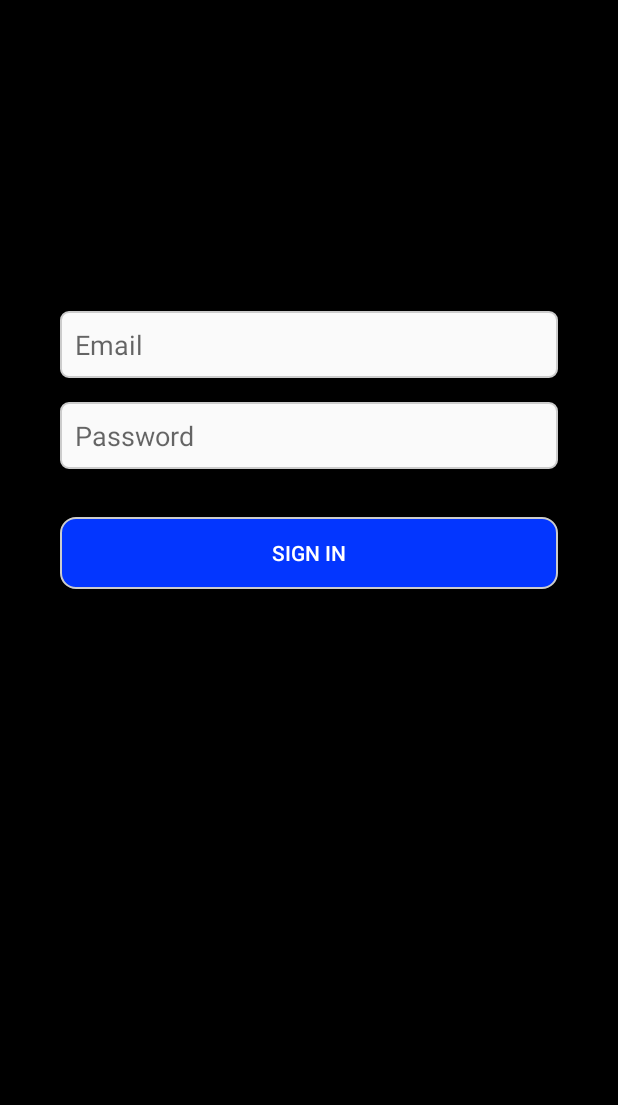
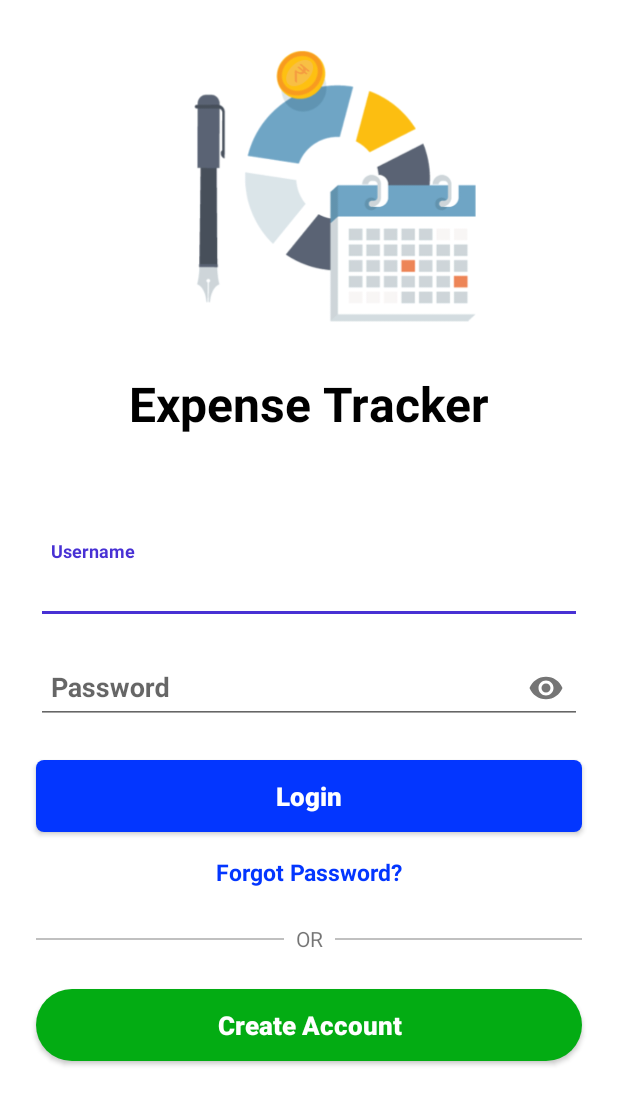
Before and after one commit to Vishwas21/ExpenseTracker, an Android app: the LoginActivity screen opened directly, with no data from a screen before it, on a phone screen of 412 x 824 dp. Shown: the top 1105 px of the screen. Run offline under Robolectric (Android 15) with nearby library versions, the phone set to English and light mode, and no system bars; our stand-ins replace Firebase (no records; nobody signed in at launch, a user with empty details on screens opened directly); libraries missing offline, so code that uses them is left out: io.paperdb; Roboto replaces fonts that are not available here.

Commit message:
Login Activity Updated and Splash Activity Corrected

```diff
--- a/app/src/main/java/com/vishi/expensetracker/AddExpenseActivity.kt
+++ b/app/src/main/java/com/vishi/expensetracker/activity/AddExpenseActivity.kt
@@ -1,4 +1,4 @@
-package com.vishi.expensetracker
+package com.vishi.expensetracker.activity
 
 import android.app.Activity
 import android.app.DatePickerDialog
@@ -12,6 +12,7 @@ import com.google.firebase.auth.FirebaseAuth
 import com.google.firebase.auth.ktx.auth
 import com.google.firebase.firestore.FirebaseFirestore
 import com.google.firebase.ktx.Firebase
+import com.vishi.expensetracker.R
 import java.sql.Timestamp
 import java.util.*
 
@@ -57,11 +58,12 @@ class AddExpenseActivity : AppCompatActivity() {
 
             Toast.makeText(this@AddExpenseActivity, "Here", Toast.LENGTH_LONG).show()
 
-            datePickerDialog = DatePickerDialog(this@AddExpenseActivity, DatePickerDialog.OnDateSetListener { _, year, month, dayOfMonth ->
-//                selectedDate!!.text = "" + dayOfMonth + "-" + (month + 1) + "-" + year
-                selectedDate!!.setText("" + dayOfMonth + "/" + (month + 1) + "/" + year)
-                selectedDate!!.isEnabled = true
-            }, mYear, mMonth, mDay)
+            datePickerDialog = DatePickerDialog(this@AddExpenseActivity,
+                { _, year, month, dayOfMonth ->
+    //                selectedDate!!.text = "" + dayOfMonth + "-" + (month + 1) + "-" + year
+                    selectedDate!!.setText("" + dayOfMonth + "/" + (month + 1) + "/" + year)
+                    selectedDate!!.isEnabled = true
+                }, mYear, mMonth, mDay)
 
             datePickerDialog!!.show()
         }
--- a/app/src/main/java/com/vishi/expensetracker/DetailActivity.kt
+++ b/app/src/main/java/com/vishi/expensetracker/activity/DetailActivity.kt
@@ -1,4 +1,4 @@
-package com.vishi.expensetracker
+package com.vishi.expensetracker.activity
 
 import android.app.Activity
 import android.content.Intent
@@ -14,6 +14,7 @@ import com.google.firebase.firestore.DocumentChange
 import com.google.firebase.firestore.FirebaseFirestore
 import com.google.firebase.firestore.ListenerRegistration
 import com.google.firebase.ktx.Firebase
+import com.vishi.expensetracker.R
 import com.vishi.expensetracker.model.ExpenseDetails
 import java.text.SimpleDateFormat
 
--- a/app/src/main/java/com/vishi/expensetracker/LoginActivity.kt
+++ b/app/src/main/java/com/vishi/expensetracker/activity/LoginActivity.kt
@@ -1,26 +1,27 @@
-package com.vishi.expensetracker
+package com.vishi.expensetracker.activity
 
 import android.content.Intent
 import android.os.Bundle
-import android.text.Editable
 import android.view.View
 import android.widget.Button
 import android.widget.EditText
 import android.widget.ProgressBar
 import android.widget.Toast
 import androidx.appcompat.app.AppCompatActivity
+import com.google.android.material.textfield.TextInputEditText
 import com.google.firebase.auth.FirebaseAuth
 import com.google.firebase.auth.ktx.auth
 import com.google.firebase.ktx.Firebase
+import com.vishi.expensetracker.R
 import io.paperdb.Paper
 
 
 class LoginActivity : AppCompatActivity() {
 
-    private lateinit var username: EditText
-    private lateinit var password: EditText
+    private lateinit var username: TextInputEditText
+    private lateinit var password: TextInputEditText
     private lateinit var login: Button
-    private lateinit var loading: ProgressBar
+    private lateinit var progressBar: ProgressBar
 
     //String Values
     private lateinit var txtUsername: String
@@ -36,24 +37,30 @@ class LoginActivity : AppCompatActivity() {
 
         firebaseAuth = Firebase.auth
 
-        username = findViewById(R.id.username)
-        password = findViewById(R.id.password)
-        login = findViewById(R.id.login)
-        loading = findViewById(R.id.loading)
+        username = findViewById(R.id.usernameTextInputEditTextId)
+        password = findViewById(R.id.passwordTextInputEditTextId)
+        login = findViewById(R.id.loginButtonId)
+        progressBar = findViewById(R.id.progressBarId)
 
         login.setOnClickListener {
+            login.text = ""
             login.isEnabled = false
+            progressBar.visibility = View.VISIBLE
 
             txtUsername = username.text.toString()
             txtPassword = password.text.toString()
 
             if (txtUsername.isEmpty()) {
                 Toast.makeText(this@LoginActivity, "Please enter a valid email id!", Toast.LENGTH_LONG).show()
+                login.text = getString(R.string.action_log_in)
                 login.isEnabled = true
+                progressBar.visibility = View.INVISIBLE
             }
             else if (txtPassword.isEmpty()) {
                 Toast.makeText(this@LoginActivity, "Please enter a valid password!", Toast.LENGTH_LONG).show()
+                login.text = getString(R.string.action_log_in)
                 login.isEnabled = true
+                progressBar.visibility = View.INVISIBLE
             }
             else {
                 loginToFirebase()
@@ -80,7 +87,9 @@ class LoginActivity : AppCompatActivity() {
                 else {
                     password.setText("")
                     Toast.makeText(this@LoginActivity, "Login Unsuccessfull", Toast.LENGTH_LONG).show()
+                    login.text = getString(R.string.action_log_in)
                     login.isEnabled = true
+                    progressBar.visibility = View.INVISIBLE
                 }
             }
     }
--- a/app/src/main/java/com/vishi/expensetracker/LogoutActivity.kt
+++ b/app/src/main/java/com/vishi/expensetracker/activity/LogoutActivity.kt
@@ -1,4 +1,4 @@
-package com.vishi.expensetracker
+package com.vishi.expensetracker.activity
 
 import android.content.Intent
 import android.os.Bundle
--- a/app/src/main/java/com/vishi/expensetracker/SplashActivity.kt
+++ b/app/src/main/java/com/vishi/expensetracker/activity/SplashActivity.kt
@@ -1,8 +1,9 @@
-package com.vishi.expensetracker
+package com.vishi.expensetracker.activity
 
 import android.content.Intent
 import android.os.Bundle
 import android.os.Handler
+import android.os.Looper
 import android.view.animation.Animation
 import android.view.animation.AnimationUtils
 import android.widget.Toast
@@ -11,6 +12,7 @@ import androidx.constraintlayout.widget.ConstraintLayout
 import com.google.firebase.auth.FirebaseAuth
 import com.google.firebase.auth.ktx.auth
 import com.google.firebase.ktx.Firebase
+import com.vishi.expensetracker.R
 import io.paperdb.Paper
 
 class SplashActivity : AppCompatActivity() {
@@ -49,7 +51,7 @@ class SplashActivity : AppCompatActivity() {
             loginToFirebase()
         }
         else {
-            Handler().postDelayed({
+            Handler(Looper.getMainLooper()).postDelayed({
                 startActivity(Intent(this@SplashActivity, LoginActivity::class.java))
                 finish()
             }, SPLASH_TIME_OUT)
@@ -64,14 +66,14 @@ class SplashActivity : AppCompatActivity() {
 
                 if (it.isSuccessful) {
                     Toast.makeText(this@SplashActivity, "Login Successfull", Toast.LENGTH_LONG).show()
-                    Handler().postDelayed({
+                    Handler(Looper.getMainLooper()).postDelayed({
                         val intent = Intent(this@SplashActivity, DetailActivity::class.java)
                         startActivity(intent)
                         finish()
                     }, SPLASH_TIME_OUT)
                 }
                 else {
-                    Handler().postDelayed({
+                    Handler(Looper.getMainLooper()).postDelayed({
                         startActivity(Intent(this@SplashActivity, LoginActivity::class.java))
                         finish()
                     }, SPLASH_TIME_OUT)
--- a/app/src/main/java/com/vishi/expensetracker/ViewActivity.kt
+++ b/app/src/main/java/com/vishi/expensetracker/activity/ViewActivity.kt
@@ -1,4 +1,4 @@
-package com.vishi.expensetracker
+package com.vishi.expensetracker.activity
 
 import android.app.Activity
 import android.content.Intent
@@ -15,6 +15,7 @@ import com.google.firebase.firestore.DocumentChange
 import com.google.firebase.firestore.FirebaseFirestore
 import com.google.firebase.firestore.ListenerRegistration
 import com.google.firebase.ktx.Firebase
+import com.vishi.expensetracker.R
 import com.vishi.expensetracker.adapter.AllExpensesAdapter
 import com.vishi.expensetracker.model.ExpenseDetails
 import java.util.*
--- /dev/null
+++ b/app/src/main/res/drawable/create_account_round_button.xml
@@ -0,0 +1,11 @@
+<?xml version="1.0" encoding="utf-8"?>
+<shape xmlns:android="http://schemas.android.com/apk/res/android">
+
+    <solid
+        android:color="#03AC13"/>
+
+    <corners
+        android:radius="50dp" />
+
+
+</shape>
--- a/app/src/main/res/drawable/sign_in_round_button.xml
+++ b/app/src/main/res/drawable/login_round_button.xml
@@ -1,15 +1,11 @@
 <?xml version="1.0" encoding="utf-8"?>
 <shape xmlns:android="http://schemas.android.com/apk/res/android">
-
-    <stroke
-        android:width="1dp"
-        android:color="#cccccc" />
 
     <solid
         android:color="#0336FF"/>
 
     <corners
-        android:radius="10dp" />
+        android:radius="5dp" />
 
 
 </shape>
--- a/app/src/main/res/layout/activity_add_expense.xml
+++ b/app/src/main/res/layout/activity_add_expense.xml
@@ -5,7 +5,7 @@
     android:layout_width="match_parent"
     android:layout_height="match_parent"
     android:background="@color/colorWhite"
-    tools:context=".AddExpenseActivity">
+    tools:context=".activity.AddExpenseActivity">
 
     <View
         android:id="@+id/idView"
--- a/app/src/main/res/layout/activity_detail.xml
+++ b/app/src/main/res/layout/activity_detail.xml
@@ -3,7 +3,7 @@
     xmlns:tools="http://schemas.android.com/tools"
     android:layout_width="match_parent"
     android:layout_height="match_parent"
-    tools:context=".DetailActivity">
+    tools:context=".activity.DetailActivity">
 
     <com.google.android.material.appbar.AppBarLayout
         android:layout_width="match_parent"
--- a/app/src/main/res/layout/activity_login.xml
+++ b/app/src/main/res/layout/activity_login.xml
@@ -5,18 +5,31 @@
     android:id="@+id/container"
     android:layout_width="match_parent"
     android:layout_height="match_parent"
-    android:paddingLeft="@dimen/activity_horizontal_margin"
-    android:paddingTop="@dimen/activity_vertical_margin"
-    android:paddingRight="@dimen/activity_horizontal_margin"
-    android:paddingBottom="@dimen/activity_vertical_margin"
-    android:background="@color/colorBlack"
-    tools:context=".LoginActivity">
+    android:background="@color/colorWhite"
+    tools:context=".activity.LoginActivity">
+
+    <ImageView
+        android:id="@+id/loginImageView"
+        android:layout_width="0dp"
+        android:layout_height="0dp"
+        app:layout_constraintBottom_toTopOf="@+id/guidelineId"
+        app:layout_constraintEnd_toEndOf="parent"
+        app:layout_constraintStart_toStartOf="parent"
+        app:layout_constraintTop_toTopOf="parent"
+        app:srcCompat="@drawable/login_background"
+        android:contentDescription="@string/expense_tracker_login_image_string" />
+
+    <androidx.constraintlayout.widget.Guideline
+        android:id="@+id/guidelineId"
+        android:layout_width="wrap_content"
+        android:layout_height="wrap_content"
+        android:orientation="horizontal"
+        app:layout_constraintGuide_percent="0.30" />
 
     <TextView
-        android:id="@+id/idLabel"
+        android:id="@+id/labelTextViewId"
         android:layout_width="wrap_content"
         android:layout_height="wrap_content"
-        android:layout_marginTop="52dp"
         android:fontFamily="@font/alex_brush"
         android:text="@string/string_expense_tracker"
         android:textColor="@color/colorBlack"
@@ -24,70 +37,155 @@
         android:textStyle="bold"
         app:layout_constraintEnd_toEndOf="parent"
         app:layout_constraintStart_toStartOf="parent"
-        app:layout_constraintTop_toTopOf="parent" />
+        app:layout_constraintTop_toTopOf="@+id/guidelineId" />
 
-    <EditText
-        android:id="@+id/username"
-        android:layout_width="0dp"
+    <com.google.android.material.textfield.TextInputLayout
+        android:id="@+id/usernameTextInputLayoutId"
+        android:layout_width="match_parent"
         android:layout_height="wrap_content"
         android:layout_marginStart="24dp"
-        android:layout_marginTop="96dp"
+        android:layout_marginTop="70dp"
         android:layout_marginEnd="24dp"
-        android:autofillHints="@string/prompt_email"
-        android:background="@drawable/text_view_border"
-        android:hint="@string/prompt_email"
+        app:layout_constraintEnd_toEndOf="parent"
+        app:layout_constraintHorizontal_bias="0.0"
+        app:layout_constraintStart_toStartOf="parent"
+        app:layout_constraintTop_toBottomOf="@+id/labelTextViewId">
+
+        <com.google.android.material.textfield.TextInputEditText
+            android:id="@+id/usernameTextInputEditTextId"
+            android:layout_width="match_parent"
+            android:layout_height="wrap_content"
+            android:layout_centerHorizontal="true"
+            android:layout_centerVertical="true"
+            android:autofillHints="@string/prompt_username"
+            android:hint="@string/prompt_username"
             android:inputType="textEmailAddress"
             android:padding="10dp"
             android:selectAllOnFocus="true"
-        app:layout_constraintEnd_toEndOf="parent"
-        app:layout_constraintStart_toStartOf="parent"
-        app:layout_constraintTop_toBottomOf="@+id/idLabel" />
+            android:textStyle="bold" />
 
-    <EditText
-        android:id="@+id/password"
+    </com.google.android.material.textfield.TextInputLayout>
+
+    <com.google.android.material.textfield.TextInputLayout
+        android:id="@+id/passwordTextInputLayoutId"
         android:layout_width="0dp"
         android:layout_height="wrap_content"
-        android:layout_marginTop="16dp"
+        android:layout_marginTop="8dp"
+        app:layout_constraintEnd_toEndOf="@+id/usernameTextInputLayoutId"
+        app:layout_constraintStart_toStartOf="@+id/usernameTextInputLayoutId"
+        app:layout_constraintTop_toBottomOf="@+id/usernameTextInputLayoutId"
+        app:passwordToggleEnabled="true">
+
+        <com.google.android.material.textfield.TextInputEditText
+            android:id="@+id/passwordTextInputEditTextId"
+            android:layout_width="match_parent"
+            android:layout_height="wrap_content"
+            android:layout_centerHorizontal="true"
+            android:layout_centerVertical="true"
             android:autofillHints="@string/prompt_password"
-        android:background="@drawable/text_view_border"
             android:hint="@string/prompt_password"
             android:imeActionLabel="@string/action_sign_in_short"
             android:imeOptions="actionDone"
+            android:includeFontPadding="true"
             android:inputType="textPassword"
             android:padding="10dp"
+            android:paddingBottom="16dp"
             android:selectAllOnFocus="true"
-        app:layout_constraintEnd_toEndOf="@+id/username"
-        app:layout_constraintStart_toStartOf="@+id/username"
-        app:layout_constraintTop_toBottomOf="@+id/username" />
+            android:textStyle="bold" />
+    </com.google.android.material.textfield.TextInputLayout>
 
     <Button
-        android:id="@+id/login"
+        android:id="@+id/loginButtonId"
         android:layout_width="0dp"
         android:layout_height="wrap_content"
         android:layout_gravity="start"
-        android:layout_marginTop="32dp"
-        android:background="@drawable/sign_in_round_button"
+        android:layout_marginTop="24dp"
+        android:background="@drawable/login_round_button"
         android:enabled="true"
-        android:text="@string/action_sign_in"
+        android:text="@string/action_log_in"
+        android:textAllCaps="false"
+        android:textSize="17sp"
+        android:textStyle="bold"
         android:textColor="@color/colorWhite"
-        app:layout_constraintEnd_toEndOf="@+id/password"
-        app:layout_constraintStart_toStartOf="@+id/password"
-        app:layout_constraintTop_toBottomOf="@+id/password" />
+        app:layout_constraintEnd_toEndOf="@+id/passwordTextInputLayoutId"
+        app:layout_constraintStart_toStartOf="@+id/passwordTextInputLayoutId"
+        app:layout_constraintTop_toBottomOf="@+id/passwordTextInputLayoutId" />
 
     <ProgressBar
-        android:id="@+id/loading"
+        android:id="@+id/progressBarId"
+        style="?android:attr/progressBarStyle"
         android:layout_width="wrap_content"
         android:layout_height="wrap_content"
-        android:layout_gravity="center"
-        android:layout_marginStart="32dp"
-        android:layout_marginTop="64dp"
-        android:layout_marginEnd="32dp"
-        android:layout_marginBottom="64dp"
-        android:max="100"
-        android:visibility="gone"
-        app:layout_constraintBottom_toBottomOf="parent"
-        app:layout_constraintEnd_toEndOf="@+id/password"
-        app:layout_constraintStart_toStartOf="@+id/password"
-        app:layout_constraintTop_toTopOf="parent" />
+        android:elevation="5dp"
+        android:indeterminate="true"
+        android:indeterminateBehavior="repeat"
+        android:indeterminateTint="@color/colorWhite"
+        android:visibility="invisible"
+        app:layout_constraintBottom_toBottomOf="@+id/loginButtonId"
+        app:layout_constraintEnd_toEndOf="@+id/loginButtonId"
+        app:layout_constraintStart_toStartOf="@+id/loginButtonId"
+        app:layout_constraintTop_toTopOf="@+id/loginButtonId" />
+
+    <TextView
+        android:id="@+id/forgotPasswordTextViewId"
+        android:layout_width="wrap_content"
+        android:layout_height="wrap_content"
+        android:layout_marginTop="16dp"
+        android:text="@string/forgot_password_string"
+        android:textColor="#0336FF"
+        android:textSize="15sp"
+        android:textStyle="bold"
+        app:layout_constraintEnd_toEndOf="@+id/loginButtonId"
+        app:layout_constraintStart_toStartOf="@+id/loginButtonId"
+        app:layout_constraintTop_toBottomOf="@+id/loginButtonId" />
+
+    <View
+        android:id="@+id/leftHorizontalLineViewId"
+        android:layout_width="0dp"
+        android:layout_height="1dp"
+        android:layout_marginEnd="8dp"
+        android:background="#c0c0c0"
+        app:layout_constraintBottom_toBottomOf="@+id/orLabelTextViewId"
+        app:layout_constraintEnd_toStartOf="@+id/orLabelTextViewId"
+        app:layout_constraintStart_toStartOf="@+id/loginButtonId"
+        app:layout_constraintTop_toTopOf="@+id/orLabelTextViewId" />
+
+    <TextView
+        android:id="@+id/orLabelTextViewId"
+        android:layout_width="wrap_content"
+        android:layout_height="wrap_content"
+        android:layout_marginTop="24dp"
+        android:text="@string/or_label_string"
+        app:layout_constraintEnd_toEndOf="@+id/forgotPasswordTextViewId"
+        app:layout_constraintStart_toStartOf="@+id/forgotPasswordTextViewId"
+        app:layout_constraintTop_toBottomOf="@+id/forgotPasswordTextViewId" />
+
+    <View
+        android:id="@+id/rightHorizontalLineViewId"
+        android:layout_width="0dp"
+        android:layout_height="1dp"
+        android:layout_marginStart="8dp"
+        android:background="#c0c0c0"
+        app:layout_constraintBottom_toBottomOf="@+id/orLabelTextViewId"
+        app:layout_constraintEnd_toEndOf="@+id/loginButtonId"
+        app:layout_constraintStart_toEndOf="@+id/orLabelTextViewId"
+        app:layout_constraintTop_toTopOf="@+id/orLabelTextViewId" />
+
+    <Button
+        android:id="@+id/createAccountButtonId"
+        android:layout_width="0dp"
+        android:layout_height="wrap_content"
+        android:layout_gravity="start"
+        android:layout_marginTop="24dp"
+        android:background="@drawable/create_account_round_button"
+        android:enabled="true"
+        android:text="@string/create_account_string"
+        android:textAllCaps="false"
+        android:textColor="@color/colorWhite"
+        android:textSize="17sp"
+        android:textStyle="bold"
+        app:layout_constraintEnd_toEndOf="@+id/rightHorizontalLineViewId"
+        app:layout_constraintStart_toStartOf="@+id/leftHorizontalLineViewId"
+        app:layout_constraintTop_toBottomOf="@+id/orLabelTextViewId" />
 
 </androidx.constraintlayout.widget.ConstraintLayout>
--- a/app/src/main/res/layout/activity_splash.xml
+++ b/app/src/main/res/layout/activity_splash.xml
@@ -5,7 +5,7 @@
     android:layout_width="match_parent"
     android:layout_height="match_parent"
     android:background="@drawable/splash_background"
-    tools:context=".SplashActivity">
+    tools:context=".activity.SplashActivity">
 
     <androidx.constraintlayout.widget.ConstraintLayout
         android:id="@+id/topConstraintLayoutId"
--- a/app/src/main/res/layout/activity_view.xml
+++ b/app/src/main/res/layout/activity_view.xml
@@ -4,7 +4,7 @@
     android:layout_width="match_parent"
     android:layout_height="match_parent"
     android:background="@color/colorWhite"
-    tools:context=".ViewActivity">
+    tools:context=".activity.ViewActivity">
 
     <com.google.android.material.appbar.AppBarLayout
         android:layout_width="match_parent"
--- a/app/src/main/res/layout/content_detail.xml
+++ b/app/src/main/res/layout/content_detail.xml
@@ -5,7 +5,7 @@
     android:layout_width="match_parent"
     android:layout_height="match_parent"
     app:layout_behavior="@string/appbar_scrolling_view_behavior"
-    tools:context=".DetailActivity"
+    tools:context=".activity.DetailActivity"
     tools:showIn="@layout/activity_detail">
 
     <View
--- a/app/src/main/res/layout/content_view.xml
+++ b/app/src/main/res/layout/content_view.xml
@@ -5,7 +5,7 @@
     android:layout_width="match_parent"
     android:layout_height="match_parent"
     app:layout_behavior="@string/appbar_scrolling_view_behavior"
-    tools:context=".ViewActivity"
+    tools:context=".activity.ViewActivity"
     tools:showIn="@layout/activity_view">
 
     <View
--- a/app/src/main/res/menu/menu_main.xml
+++ b/app/src/main/res/menu/menu_main.xml
@@ -1,7 +1,7 @@
 <menu xmlns:android="http://schemas.android.com/apk/res/android"
     xmlns:app="http://schemas.android.com/apk/res-auto"
     xmlns:tools="http://schemas.android.com/tools"
-    tools:context="com.vishi.expensetracker.ViewActivity">
+    tools:context="com.vishi.expensetracker.activity.ViewActivity">
     <item
         android:id="@+id/action_settings"
         android:orderInCategory="100"
--- a/app/src/main/res/values/strings.xml
+++ b/app/src/main/res/values/strings.xml
@@ -11,9 +11,9 @@
     <string name="button_label_save">Add Expense</string>
 
     <string name="title_activity_login">Sign in</string>
-    <string name="prompt_email">Email</string>
+    <string name="prompt_username">Username</string>
     <string name="prompt_password">Password</string>
-    <string name="action_sign_in">Sign in</string>
+    <string name="action_log_in">Login</string>
     <string name="action_sign_in_short">Sign in</string>
     <string name="welcome">"Welcome !"</string>
     <string name="invalid_username">Not a valid username</string>
@@ -38,4 +38,8 @@
     <string name="description_default_string">Description</string>
     <string name="date_default_string">Date</string>
     <string name="splash_image_content_description">The Expense Tracker App Icon</string>
+    <string name="forgot_password_string">Forgot Password?</string>
+    <string name="or_label_string">OR</string>
+    <string name="create_account_string">Create Account</string>
+    <string name="expense_tracker_login_image_string">Expense Tracker Login Image</string>
 </resources>
--- a/app/src/main/res/xml/shortcuts.xml
+++ b/app/src/main/res/xml/shortcuts.xml
@@ -9,7 +9,7 @@
         <intent
             android:action="android.intent.action.VIEW"
             android:targetPackage="com.vishi.expensetracker"
-            android:targetClass="com.vishi.expensetracker.LogoutActivity" />
+            android:targetClass="com.vishi.expensetracker.activity.LogoutActivity" />
         <!-- If your shortcut is associated with multiple intents, include them
              here. The last intent in the list determines what the user sees when
              they launch this shortcut. -->
```
Also changed, not shown: app/src/main/AndroidManifest.xml (+8 -7 lines), app/src/main/res/drawable/login_background.jpg (added). Lines whose indentation alone changed are shown as unchanged.
